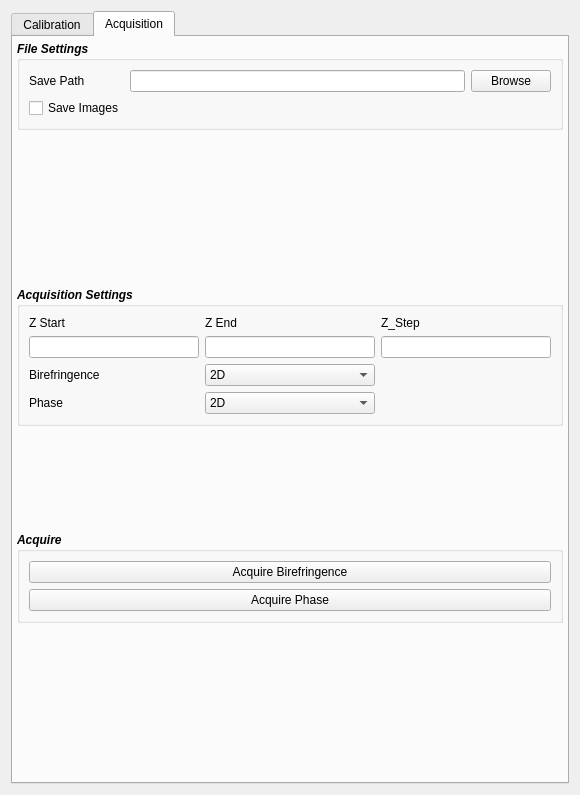
Qt form recOrder/plugin/qtdesigner/recOrder_calibration_v5.ui (mehta-lab/waveorder) before a commit.
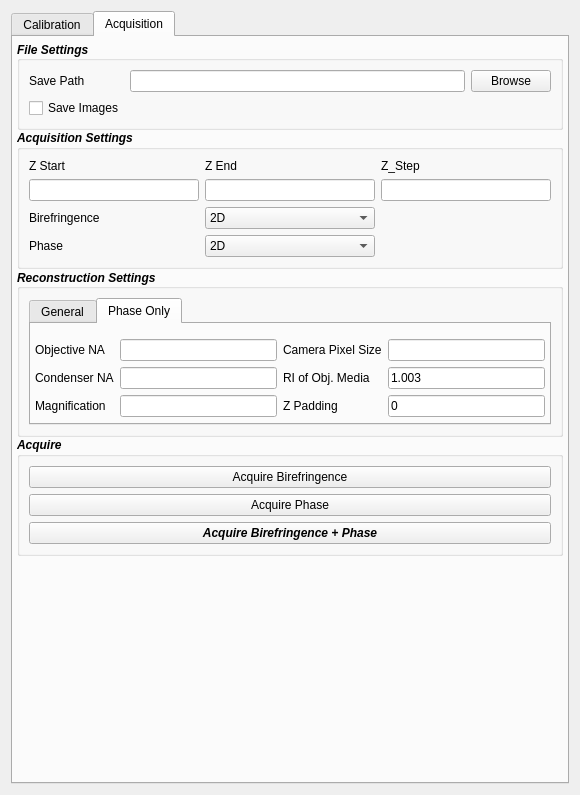
The same form after that commit. The open tabs and pages were chosen to show the change. Custom widgets are drawn as their Qt base class.

The edit to the form file:
```diff
--- a/recOrder/plugin/qtdesigner/recOrder_calibration_v5.ui
+++ b/recOrder/plugin/qtdesigner/recOrder_calibration_v5.ui
@@ -32,7 +32,7 @@
    <enum>Qt::LeftToRight</enum>
   </property>
   <layout class="QGridLayout" name="gridLayout_4">
-   <item row="0" column="0">
+   <item row="1" column="0">
     <widget class="QTabWidget" name="tabWidget">
      <property name="sizePolicy">
       <sizepolicy hsizetype="Preferred" vsizetype="Preferred">
@@ -751,8 +751,372 @@
        <property name="spacing">
         <number>0</number>
        </property>
-       <item row="1" column="0" alignment="Qt::AlignTop">
+       <item row="0" column="0">
+        <widget class="QGroupBox" name="file_settings">
+         <property name="sizePolicy">
+          <sizepolicy hsizetype="Preferred" vsizetype="Fixed">
+           <horstretch>0</horstretch>
+           <verstretch>0</verstretch>
+          </sizepolicy>
+         </property>
+         <property name="font">
+          <font>
+           <weight>75</weight>
+           <italic>true</italic>
+           <bold>true</bold>
+          </font>
+         </property>
+         <property name="title">
+          <string>File Settings</string>
+         </property>
+         <property name="alignment">
+          <set>Qt::AlignLeading|Qt::AlignLeft|Qt::AlignVCenter</set>
+         </property>
+         <property name="checkable">
+          <bool>false</bool>
+         </property>
+         <layout class="QGridLayout" name="gridLayout_7">
+          <property name="horizontalSpacing">
+           <number>-1</number>
+          </property>
+          <item row="1" column="1">
+           <widget class="QLineEdit" name="le_save_path"/>
+          </item>
+          <item row="2" column="0">
+           <widget class="QCheckBox" name="chb_save_imgs">
+            <property name="font">
+             <font>
+              <weight>50</weight>
+              <italic>false</italic>
+              <bold>false</bold>
+             </font>
+            </property>
+            <property name="text">
+             <string>Save Images</string>
+            </property>
+           </widget>
+          </item>
+          <item row="1" column="2">
+           <widget class="QPushButton" name="qbutton_browse_save_path">
+            <property name="font">
+             <font>
+              <weight>50</weight>
+              <italic>false</italic>
+              <bold>false</bold>
+             </font>
+            </property>
+            <property name="text">
+             <string>Browse</string>
+            </property>
+           </widget>
+          </item>
+          <item row="1" column="0">
+           <widget class="QLabel" name="label_save_path">
+            <property name="font">
+             <font>
+              <weight>50</weight>
+              <italic>false</italic>
+              <bold>false</bold>
+             </font>
+            </property>
+            <property name="text">
+             <string>Save Path</string>
+            </property>
+           </widget>
+          </item>
+         </layout>
+        </widget>
+       </item>
+       <item row="7" column="0" alignment="Qt::AlignTop">
+        <widget class="QGroupBox" name="acquire">
+         <property name="sizePolicy">
+          <sizepolicy hsizetype="Preferred" vsizetype="Preferred">
+           <horstretch>0</horstretch>
+           <verstretch>0</verstretch>
+          </sizepolicy>
+         </property>
+         <property name="font">
+          <font>
+           <weight>75</weight>
+           <italic>true</italic>
+           <bold>true</bold>
+          </font>
+         </property>
+         <property name="title">
+          <string>Acquire</string>
+         </property>
+         <layout class="QVBoxLayout" name="verticalLayout">
+          <item>
+           <widget class="QPushButton" name="qbutton_acq_birefringence">
+            <property name="font">
+             <font>
+              <weight>50</weight>
+              <italic>false</italic>
+              <bold>false</bold>
+             </font>
+            </property>
+            <property name="text">
+             <string>Acquire Birefringence</string>
+            </property>
+           </widget>
+          </item>
+          <item>
+           <widget class="QPushButton" name="qbutton_acq_phase">
+            <property name="font">
+             <font>
+              <weight>50</weight>
+              <italic>false</italic>
+              <bold>false</bold>
+             </font>
+            </property>
+            <property name="text">
+             <string>Acquire Phase</string>
+            </property>
+           </widget>
+          </item>
+          <item>
+           <widget class="QPushButton" name="qbutton_acq_birefringence_phase">
+            <property name="text">
+             <string>Acquire Birefringence + Phase</string>
+            </property>
+           </widget>
+          </item>
+         </layout>
+        </widget>
+       </item>
+       <item row="2" column="0">
+        <widget class="QGroupBox" name="groupBox">
+         <property name="sizePolicy">
+          <sizepolicy hsizetype="Preferred" vsizetype="Fixed">
+           <horstretch>0</horstretch>
+           <verstretch>0</verstretch>
+          </sizepolicy>
+         </property>
+         <property name="font">
+          <font>
+           <weight>75</weight>
+           <italic>true</italic>
+           <bold>true</bold>
+          </font>
+         </property>
+         <property name="title">
+          <string>Reconstruction Settings</string>
+         </property>
+         <property name="alignment">
+          <set>Qt::AlignLeading|Qt::AlignLeft|Qt::AlignVCenter</set>
+         </property>
+         <layout class="QGridLayout" name="gridLayout_9">
+          <item row="0" column="1" alignment="Qt::AlignTop">
+           <widget class="QTabWidget" name="tabWidget_3">
+            <property name="sizePolicy">
+             <sizepolicy hsizetype="Expanding" vsizetype="Expanding">
+              <horstretch>0</horstretch>
+              <verstretch>0</verstretch>
+             </sizepolicy>
+            </property>
+            <property name="font">
+             <font>
+              <weight>50</weight>
+              <italic>false</italic>
+              <bold>false</bold>
+             </font>
+            </property>
+            <property name="currentIndex">
+             <number>0</number>
+            </property>
+            <widget class="QWidget" name="tab">
+             <attribute name="title">
+              <string>General</string>
+             </attribute>
+             <layout class="QGridLayout" name="gridLayout_10">
+              <property name="leftMargin">
+               <number>4</number>
+              </property>
+              <property name="topMargin">
+               <number>15</number>
+              </property>
+              <property name="rightMargin">
+               <number>4</number>
+              </property>
+              <property name="bottomMargin">
+               <number>4</number>
+              </property>
+              <item row="0" column="0" alignment="Qt::AlignTop">
+               <widget class="QLabel" name="label_7">
+                <property name="text">
+                 <string>BG Correction</string>
+                </property>
+               </widget>
+              </item>
+              <item row="1" column="1" colspan="2">
+               <widget class="QLineEdit" name="lineEdit_7"/>
+              </item>
+              <item row="1" column="3">
+               <widget class="QPushButton" name="pushButton">
+                <property name="text">
+                 <string>Browse</string>
+                </property>
+               </widget>
+              </item>
+              <item row="1" column="0">
+               <widget class="QLabel" name="label_8">
+                <property name="text">
+                 <string>Background Path</string>
+                </property>
+               </widget>
+              </item>
+              <item row="0" column="1">
+               <widget class="QComboBox" name="comboBox">
+                <item>
+                 <property name="text">
+                  <string>None</string>
+                 </property>
+                </item>
+                <item>
+                 <property name="text">
+                  <string>Global</string>
+                 </property>
+                </item>
+                <item>
+                 <property name="text">
+                  <string>Local Fit</string>
+                 </property>
+                </item>
+               </widget>
+              </item>
+              <item row="3" column="0">
+               <widget class="QLabel" name="label_9">
+                <property name="text">
+                 <string>GPU ID</string>
+                </property>
+                <property name="alignment">
+                 <set>Qt::AlignLeading|Qt::AlignLeft|Qt::AlignVCenter</set>
+                </property>
+               </widget>
+              </item>
+              <item row="3" column="1">
+               <widget class="QLineEdit" name="lineEdit_8">
+                <property name="sizePolicy">
+                 <sizepolicy hsizetype="Fixed" vsizetype="Fixed">
+                  <horstretch>0</horstretch>
+                  <verstretch>0</verstretch>
+                 </sizepolicy>
+                </property>
+               </widget>
+              </item>
+              <item row="3" column="2">
+               <widget class="QCheckBox" name="checkBox">
+                <property name="text">
+                 <string>Use GPU</string>
+                </property>
+               </widget>
+              </item>
+             </layout>
+            </widget>
+            <widget class="QWidget" name="tab_2">
+             <attribute name="title">
+              <string>Phase Only</string>
+             </attribute>
+             <layout class="QGridLayout" name="gridLayout_11">
+              <property name="leftMargin">
+               <number>4</number>
+              </property>
+              <property name="topMargin">
+               <number>15</number>
+              </property>
+              <property name="rightMargin">
+               <number>4</number>
+              </property>
+              <property name="bottomMargin">
+               <number>4</number>
+              </property>
+              <item row="0" column="0">
+               <widget class="QLabel" name="label">
+                <property name="text">
+                 <string>Objective NA</string>
+                </property>
+               </widget>
+              </item>
+              <item row="0" column="1">
+               <widget class="QLineEdit" name="lineEdit"/>
+              </item>
+              <item row="0" column="2">
+               <widget class="QLabel" name="label_2">
+                <property name="text">
+                 <string>Camera Pixel Size</string>
+                </property>
+               </widget>
+              </item>
+              <item row="0" column="3">
+               <widget class="QLineEdit" name="lineEdit_2">
+                <property name="text">
+                 <string/>
+                </property>
+               </widget>
+              </item>
+              <item row="1" column="0">
+               <widget class="QLabel" name="label_3">
+                <property name="text">
+                 <string>Condenser NA</string>
+                </property>
+               </widget>
+              </item>
+              <item row="1" column="1">
+               <widget class="QLineEdit" name="lineEdit_3"/>
+              </item>
+              <item row="1" column="2">
+               <widget class="QLabel" name="label_4">
+                <property name="text">
+                 <string>RI of Obj. Media</string>
+                </property>
+               </widget>
+              </item>
+              <item row="1" column="3">
+               <widget class="QLineEdit" name="lineEdit_4">
+                <property name="text">
+                 <string>1.003</string>
+                </property>
+               </widget>
+              </item>
+              <item row="2" column="0">
+               <widget class="QLabel" name="label_5">
+                <property name="text">
+                 <string>Magnification</string>
+                </property>
+               </widget>
+              </item>
+              <item row="2" column="1">
+               <widget class="QLineEdit" name="lineEdit_5"/>
+              </item>
+              <item row="2" column="2">
+               <widget class="QLabel" name="label_6">
+                <property name="text">
+                 <string>Z Padding</string>
+                </property>
+               </widget>
+              </item>
+              <item row="2" column="3">
+               <widget class="QLineEdit" name="lineEdit_6">
+                <property name="text">
+                 <string>0</string>
+                </property>
+               </widget>
+              </item>
+             </layout>
+            </widget>
+           </widget>
+          </item>
+         </layout>
+        </widget>
+       </item>
+       <item row="1" column="0">
         <widget class="QGroupBox" name="acq_settings">
+         <property name="sizePolicy">
+          <sizepolicy hsizetype="Preferred" vsizetype="Fixed">
+           <horstretch>0</horstretch>
+           <verstretch>0</verstretch>
+          </sizepolicy>
+         </property>
          <property name="font">
           <font>
            <weight>75</weight>
@@ -888,117 +1252,6 @@
          </layout>
         </widget>
        </item>
-       <item row="0" column="0" alignment="Qt::AlignTop">
-        <widget class="QGroupBox" name="file_settings">
-         <property name="font">
-          <font>
-           <weight>75</weight>
-           <italic>true</italic>
-           <bold>true</bold>
-          </font>
-         </property>
-         <property name="title">
-          <string>File Settings</string>
-         </property>
-         <layout class="QGridLayout" name="gridLayout_7">
-          <item row="1" column="2">
-           <widget class="QPushButton" name="qbutton_browse_save_path">
-            <property name="font">
-             <font>
-              <weight>50</weight>
-              <italic>false</italic>
-              <bold>false</bold>
-             </font>
-            </property>
-            <property name="text">
-             <string>Browse</string>
-            </property>
-           </widget>
-          </item>
-          <item row="1" column="1">
-           <widget class="QLineEdit" name="le_save_path"/>
-          </item>
-          <item row="1" column="0">
-           <widget class="QLabel" name="label_save_path">
-            <property name="font">
-             <font>
-              <weight>50</weight>
-              <italic>false</italic>
-              <bold>false</bold>
-             </font>
-            </property>
-            <property name="text">
-             <string>Save Path</string>
-            </property>
-           </widget>
-          </item>
-          <item row="2" column="0">
-           <widget class="QCheckBox" name="chb_save_imgs">
-            <property name="font">
-             <font>
-              <weight>50</weight>
-              <italic>false</italic>
-              <bold>false</bold>
-             </font>
-            </property>
-            <property name="text">
-             <string>Save Images</string>
-            </property>
-           </widget>
-          </item>
-         </layout>
-        </widget>
-       </item>
-       <item row="2" column="0" alignment="Qt::AlignTop">
-        <widget class="QGroupBox" name="acquire">
-         <property name="sizePolicy">
-          <sizepolicy hsizetype="Preferred" vsizetype="Minimum">
-           <horstretch>0</horstretch>
-           <verstretch>0</verstretch>
-          </sizepolicy>
-         </property>
-         <property name="font">
-          <font>
-           <weight>75</weight>
-           <italic>true</italic>
-           <bold>true</bold>
-          </font>
-         </property>
-         <property name="title">
-          <string>Acquire</string>
-         </property>
-         <layout class="QVBoxLayout" name="verticalLayout">
-          <item>
-           <widget class="QPushButton" name="qbutton_acq_birefringence">
-            <property name="font">
-             <font>
-              <weight>50</weight>
-              <italic>false</italic>
-              <bold>false</bold>
-             </font>
-            </property>
-            <property name="text">
-             <string>Acquire Birefringence</string>
-            </property>
-           </widget>
-          </item>
-          <item>
-           <widget class="QPushButton" name="qbutton_acq_phase">
-            <property name="font">
-             <font>
-              <weight>50</weight>
-              <italic>false</italic>
-              <bold>false</bold>
-             </font>
-            </property>
-            <property name="text">
-             <string>Acquire Phase</string>
-            </property>
-           </widget>
-          </item>
-         </layout>
-        </widget>
-       </item>
       </layout>
      </widget>
     </widget>
```
Left out of the diff: 78 changed lines with no effect on the pictures.
